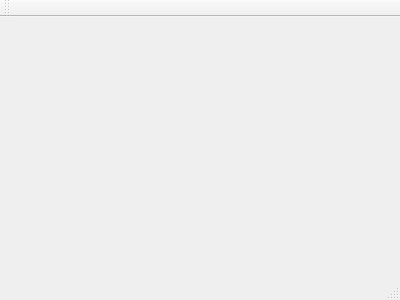
Before: the Qt Designer form mainwindow.ui in gongzhitaao/nbn-ui, drawn with Qt 5.
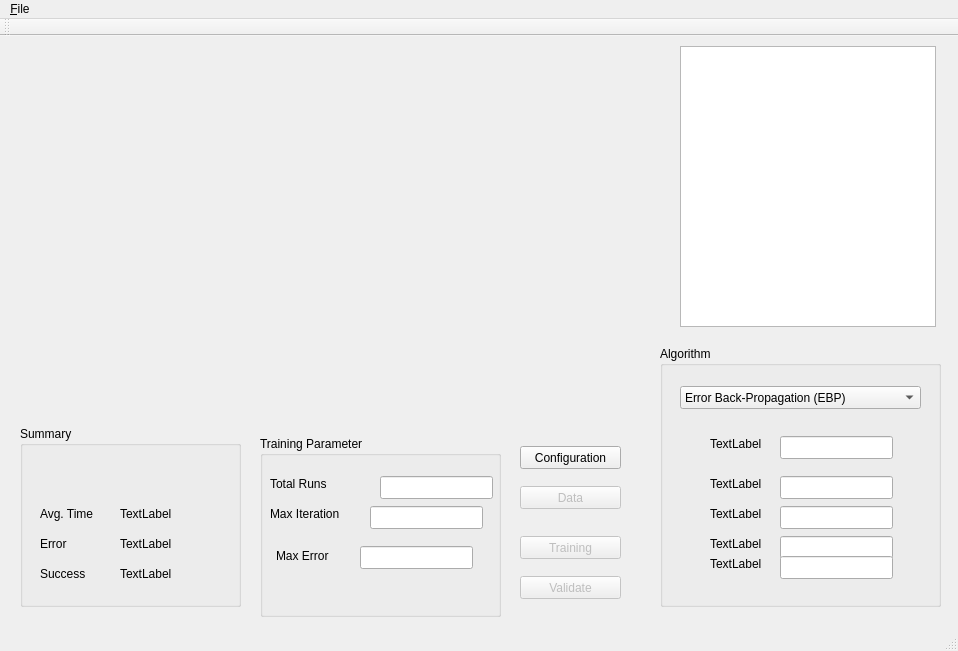
After: the same form once the commit is applied. The open tabs and pages were chosen to show the change. Custom widgets are drawn as their Qt base class.

Patch:
```diff
--- a/mainwindow.ui
+++ b/mainwindow.ui
@@ -1,24 +1,567 @@
 <ui version="4.0">
  <class>MainWindow</class>
- <widget class="QMainWindow" name="MainWindow" >
-  <property name="geometry" >
+ <widget class="QMainWindow" name="MainWindow">
+  <property name="geometry">
    <rect>
     <x>0</x>
     <y>0</y>
-    <width>400</width>
-    <height>300</height>
+    <width>958</width>
+    <height>651</height>
    </rect>
   </property>
   <property name="windowTitle" >
    <string>MainWindow</string>
   </property>
-  <widget class="QMenuBar" name="menuBar" />
-  <widget class="QToolBar" name="mainToolBar" />
-  <widget class="QWidget" name="centralWidget" />
-  <widget class="QStatusBar" name="statusBar" />
+  <widget class="QWidget" name="centralWidget">
+   <widget class="QCustomPlot" name="customPlot_ErrorPlot" native="true">
+    <property name="geometry">
+     <rect>
+      <x>10</x>
+      <y>50</y>
+      <width>621</width>
+      <height>321</height>
+     </rect>
+    </property>
+   </widget>
+   <widget class="QGroupBox" name="groupBox_2">
+    <property name="geometry">
+     <rect>
+      <x>660</x>
+      <y>310</y>
+      <width>281</width>
+      <height>261</height>
+     </rect>
+    </property>
+    <property name="title">
+     <string>Algorithm</string>
+    </property>
+    <widget class="QComboBox" name="comboBox_Algorithm">
+     <property name="geometry">
+      <rect>
+       <x>20</x>
+       <y>40</y>
+       <width>241</width>
+       <height>23</height>
+      </rect>
+     </property>
+     <item>
+      <property name="text">
+       <string>Error Back-Propagation (EBP)</string>
+      </property>
+     </item>
+     <item>
+      <property name="text">
+       <string>Neuron By Neuron (NBN)</string>
+      </property>
+     </item>
+    </widget>
+    <widget class="QStackedWidget" name="stackedWidget_AlgorithmParam">
+     <property name="geometry">
+      <rect>
+       <x>20</x>
+       <y>70</y>
+       <width>251</width>
+       <height>171</height>
+      </rect>
+     </property>
+     <property name="currentIndex">
+      <number>0</number>
+     </property>
+     <widget class="QWidget" name="page">
+      <widget class="QLabel" name="label_5">
+       <property name="geometry">
+        <rect>
+         <x>20</x>
+         <y>40</y>
+         <width>57</width>
+         <height>15</height>
+        </rect>
+       </property>
+       <property name="text">
+        <string>TextLabel</string>
+       </property>
+      </widget>
+      <widget class="QLineEdit" name="lineEdit_5">
+       <property name="geometry">
+        <rect>
+         <x>100</x>
+         <y>30</y>
+         <width>113</width>
+         <height>23</height>
+        </rect>
+       </property>
+      </widget>
+     </widget>
+     <widget class="QWidget" name="page_2">
+      <widget class="QLabel" name="label_6">
+       <property name="geometry">
+        <rect>
+         <x>30</x>
+         <y>20</y>
+         <width>57</width>
+         <height>15</height>
+        </rect>
+       </property>
+       <property name="text">
+        <string>TextLabel</string>
+       </property>
+      </widget>
+      <widget class="QLineEdit" name="lineEdit_6">
+       <property name="geometry">
+        <rect>
+         <x>100</x>
+         <y>20</y>
+         <width>113</width>
+         <height>23</height>
+        </rect>
+       </property>
+      </widget>
+      <widget class="QLineEdit" name="lineEdit_7">
+       <property name="geometry">
+        <rect>
+         <x>100</x>
+         <y>60</y>
+         <width>113</width>
+         <height>23</height>
+        </rect>
+       </property>
+      </widget>
+      <widget class="QLabel" name="label_7">
+       <property name="geometry">
+        <rect>
+         <x>30</x>
+         <y>60</y>
+         <width>57</width>
+         <height>15</height>
+        </rect>
+       </property>
+       <property name="text">
+        <string>TextLabel</string>
+       </property>
+      </widget>
+      <widget class="QLineEdit" name="lineEdit_8">
+       <property name="geometry">
+        <rect>
+         <x>100</x>
+         <y>90</y>
+         <width>113</width>
+         <height>23</height>
+        </rect>
+       </property>
+      </widget>
+      <widget class="QLabel" name="label_8">
+       <property name="geometry">
+        <rect>
+         <x>30</x>
+         <y>90</y>
+         <width>57</width>
+         <height>15</height>
+        </rect>
+       </property>
+       <property name="text">
+        <string>TextLabel</string>
+       </property>
+      </widget>
+      <widget class="QLabel" name="label_9">
+       <property name="geometry">
+        <rect>
+         <x>30</x>
+         <y>120</y>
+         <width>57</width>
+         <height>15</height>
+        </rect>
+       </property>
+       <property name="text">
+        <string>TextLabel</string>
+       </property>
+      </widget>
+      <widget class="QLineEdit" name="lineEdit_9">
+       <property name="geometry">
+        <rect>
+         <x>100</x>
+         <y>120</y>
+         <width>113</width>
+         <height>23</height>
+        </rect>
+       </property>
+      </widget>
+      <widget class="QLineEdit" name="lineEdit_10">
+       <property name="geometry">
+        <rect>
+         <x>100</x>
+         <y>140</y>
+         <width>113</width>
+         <height>23</height>
+        </rect>
+       </property>
+      </widget>
+      <widget class="QLabel" name="label_10">
+       <property name="geometry">
+        <rect>
+         <x>30</x>
+         <y>140</y>
+         <width>57</width>
+         <height>15</height>
+        </rect>
+       </property>
+       <property name="text">
+        <string>TextLabel</string>
+       </property>
+      </widget>
+     </widget>
+    </widget>
+   </widget>
+   <widget class="QPushButton" name="pushButton_Configuration">
+    <property name="geometry">
+     <rect>
+      <x>520</x>
+      <y>410</y>
+      <width>101</width>
+      <height>23</height>
+     </rect>
+    </property>
+    <property name="text">
+     <string>Configuration</string>
+    </property>
+   </widget>
+   <widget class="QPushButton" name="pushButton_Data">
+    <property name="enabled">
+     <bool>false</bool>
+    </property>
+    <property name="geometry">
+     <rect>
+      <x>520</x>
+      <y>450</y>
+      <width>101</width>
+      <height>23</height>
+     </rect>
+    </property>
+    <property name="text">
+     <string>Data</string>
+    </property>
+   </widget>
+   <widget class="QPushButton" name="pushButton_Train">
+    <property name="enabled">
+     <bool>false</bool>
+    </property>
+    <property name="geometry">
+     <rect>
+      <x>520</x>
+      <y>500</y>
+      <width>101</width>
+      <height>23</height>
+     </rect>
+    </property>
+    <property name="text">
+     <string>Training</string>
+    </property>
+   </widget>
+   <widget class="QPushButton" name="pushButton_Validate">
+    <property name="enabled">
+     <bool>false</bool>
+    </property>
+    <property name="geometry">
+     <rect>
+      <x>520</x>
+      <y>540</y>
+      <width>101</width>
+      <height>23</height>
+     </rect>
+    </property>
+    <property name="text">
+     <string>Validate</string>
+    </property>
+   </widget>
+   <widget class="QGroupBox" name="groupBox">
+    <property name="geometry">
+     <rect>
+      <x>260</x>
+      <y>400</y>
+      <width>241</width>
+      <height>181</height>
+     </rect>
+    </property>
+    <property name="title">
+     <string>Training Parameter</string>
+    </property>
+    <widget class="QLabel" name="label">
+     <property name="geometry">
+      <rect>
+       <x>10</x>
+       <y>40</y>
+       <width>61</width>
+       <height>16</height>
+      </rect>
+     </property>
+     <property name="text">
+      <string>Total Runs</string>
+     </property>
+    </widget>
+    <widget class="QLineEdit" name="lineEdit_runs">
+     <property name="geometry">
+      <rect>
+       <x>120</x>
+       <y>40</y>
+       <width>113</width>
+       <height>23</height>
+      </rect>
+     </property>
+    </widget>
+    <widget class="QLabel" name="label_2">
+     <property name="geometry">
+      <rect>
+       <x>10</x>
+       <y>70</y>
+       <width>81</width>
+       <height>16</height>
+      </rect>
+     </property>
+     <property name="text">
+      <string>Max Iteration</string>
+     </property>
+    </widget>
+    <widget class="QLineEdit" name="lineEdit_maxIteration">
+     <property name="geometry">
+      <rect>
+       <x>110</x>
+       <y>70</y>
+       <width>113</width>
+       <height>23</height>
+      </rect>
+     </property>
+    </widget>
+    <widget class="QLabel" name="label_4">
+     <property name="geometry">
+      <rect>
+       <x>16</x>
+       <y>110</y>
+       <width>61</width>
+       <height>20</height>
+      </rect>
+     </property>
+     <property name="text">
+      <string>Max Error</string>
+     </property>
+    </widget>
+    <widget class="QLineEdit" name="lineEdit_maxError">
+     <property name="geometry">
+      <rect>
+       <x>100</x>
+       <y>110</y>
+       <width>113</width>
+       <height>23</height>
+      </rect>
+     </property>
+    </widget>
+    <widget class="QProgressBar" name="progressBar_2">
+     <property name="geometry">
+      <rect>
+       <x>-150</x>
+       <y>30</y>
+       <width>118</width>
+       <height>23</height>
+      </rect>
+     </property>
+     <property name="value">
+      <number>24</number>
+     </property>
+    </widget>
+   </widget>
+   <widget class="QTableView" name="tableView_Information">
+    <property name="geometry">
+     <rect>
+      <x>680</x>
+      <y>10</y>
+      <width>256</width>
+      <height>281</height>
+     </rect>
+    </property>
+    <attribute name="horizontalHeaderVisible">
+     <bool>true</bool>
+    </attribute>
+    <attribute name="horizontalHeaderStretchLastSection">
+     <bool>true</bool>
+    </attribute>
+    <attribute name="verticalHeaderVisible">
+     <bool>false</bool>
+    </attribute>
+    <attribute name="verticalHeaderCascadingSectionResizes">
+     <bool>false</bool>
+    </attribute>
+   </widget>
+   <widget class="QGroupBox" name="groupBox_3">
+    <property name="geometry">
+     <rect>
+      <x>20</x>
+      <y>390</y>
+      <width>221</width>
+      <height>181</height>
+     </rect>
+    </property>
+    <property name="title">
+     <string>Summary</string>
+    </property>
+    <widget class="QLabel" name="label_13">
+     <property name="geometry">
+      <rect>
+       <x>20</x>
+       <y>80</y>
+       <width>57</width>
+       <height>15</height>
+      </rect>
+     </property>
+     <property name="text">
+      <string>Avg. Time</string>
+     </property>
+    </widget>
+    <widget class="QLabel" name="label_16">
+     <property name="geometry">
+      <rect>
+       <x>100</x>
+       <y>80</y>
+       <width>57</width>
+       <height>15</height>
+      </rect>
+     </property>
+     <property name="text">
+      <string>TextLabel</string>
+     </property>
+    </widget>
+    <widget class="QLabel" name="label_17">
+     <property name="geometry">
+      <rect>
+       <x>20</x>
+       <y>110</y>
+       <width>57</width>
+       <height>15</height>
+      </rect>
+     </property>
+     <property name="text">
+      <string>Error</string>
+     </property>
+    </widget>
+    <widget class="QLabel" name="label_18">
+     <property name="geometry">
+      <rect>
+       <x>100</x>
+       <y>110</y>
+       <width>57</width>
+       <height>15</height>
+      </rect>
+     </property>
+     <property name="text">
+      <string>TextLabel</string>
+     </property>
+    </widget>
+    <widget class="QLabel" name="label_19">
+     <property name="geometry">
+      <rect>
+       <x>20</x>
+       <y>140</y>
+       <width>57</width>
+       <height>15</height>
+      </rect>
+     </property>
+     <property name="text">
+      <string>Success</string>
+     </property>
+    </widget>
+    <widget class="QLabel" name="label_20">
+     <property name="geometry">
+      <rect>
+       <x>100</x>
+       <y>140</y>
+       <width>57</width>
+       <height>15</height>
+      </rect>
+     </property>
+     <property name="text">
+      <string>TextLabel</string>
+     </property>
+    </widget>
+   </widget>
+  </widget>
+  <widget class="QMenuBar" name="menuBar">
+   <property name="geometry">
+    <rect>
+     <x>0</x>
+     <y>0</y>
+     <width>958</width>
+     <height>20</height>
+    </rect>
+   </property>
+   <widget class="QMenu" name="menuFile">
+    <property name="title">
+     <string>&amp;File</string>
+    </property>
+    <widget class="QMenu" name="menu_Save">
+     <property name="title">
+      <string>&amp;Save</string>
+     </property>
+     <addaction name="actionParameter"/>
+     <addaction name="actionError_Plot"/>
+    </widget>
+    <widget class="QMenu" name="menu_Open">
+     <property name="title">
+      <string>&amp;Open</string>
+     </property>
+     <addaction name="actionConfiguration"/>
+     <addaction name="actionData"/>
+    </widget>
+    <addaction name="menu_Open"/>
+    <addaction name="menu_Save"/>
+    <addaction name="separator"/>
+    <addaction name="actionExit"/>
+   </widget>
+   <addaction name="menuFile"/>
+  </widget>
+  <widget class="QToolBar" name="mainToolBar">
+   <attribute name="toolBarArea">
+    <enum>TopToolBarArea</enum>
+   </attribute>
+   <attribute name="toolBarBreak">
+    <bool>false</bool>
+   </attribute>
+  </widget>
+  <widget class="QStatusBar" name="statusBar"/>
+  <action name="actionExit">
+   <property name="text">
+    <string>E&amp;xit</string>
+   </property>
+   <property name="shortcut">
+    <string>Ctrl+Q</string>
+   </property>
+  </action>
+  <action name="actionParameter">
+   <property name="text">
+    <string>Parameter</string>
+   </property>
+  </action>
+  <action name="actionError_Plot">
+   <property name="text">
+    <string>Error Plot</string>
+   </property>
+  </action>
+  <action name="actionConfiguration">
+   <property name="text">
+    <string>Configuration</string>
+   </property>
+  </action>
+  <action name="actionData">
+   <property name="text">
+    <string>Training Data</string>
+   </property>
+  </action>
  </widget>
- <layoutDefault spacing="6" margin="11" />
- <pixmapfunction></pixmapfunction>
+ <layoutdefault spacing="6" margin="11"/>
+ <customwidgets>
+  <customwidget>
+   <class>QCustomPlot</class>
+   <extends>QWidget</extends>
+   <header>qcustomplot.h</header>
+   <container>1</container>
+  </customwidget>
+ </customwidgets>
  <resources/>
  <connections/>
 </ui>
```
Left out of the diff: 3 changed lines with no effect on the pictures.
